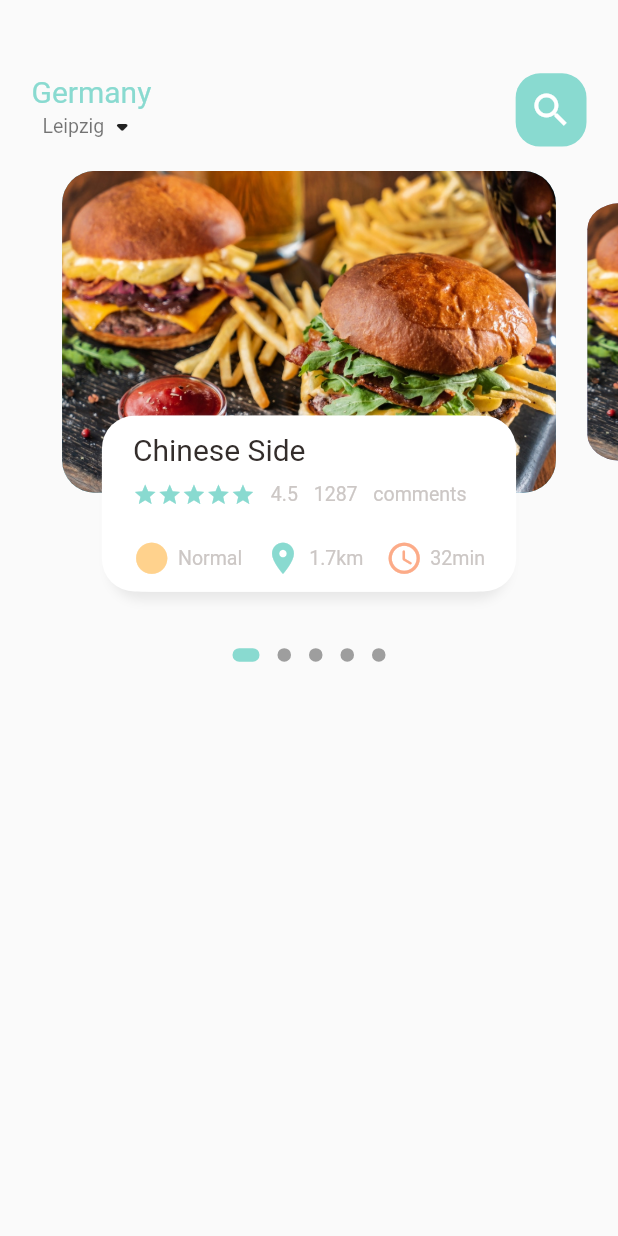
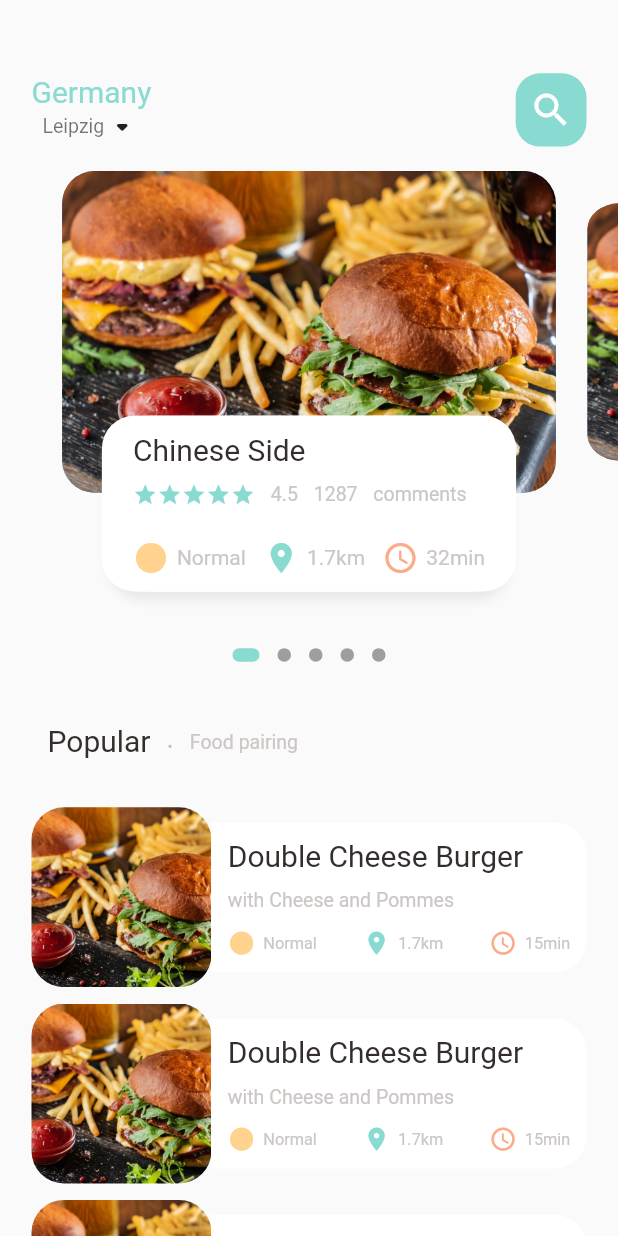
Before and after one commit to zkms-alzeidi/food_delivery_app-, a Flutter app: the screen it shows after launch, on a phone screen of 412 x 824 dp. Run offline on Flutter 3.47's test engine with Material 2 defaults, Android fonts, the phone set to English and light mode, and no system bars; drawn by our look-alikes of dots_indicator; our stand-ins replace get.

Commit message:
Add popular list in the main page

```diff
--- a/lib/home/food_page_body.dart
+++ b/lib/home/food_page_body.dart
@@ -7,7 +7,6 @@ import 'package:food_delivery/widgets/big_text.dart';
 import 'package:food_delivery/widgets/icon_and_text_widget.dart';
 import 'package:food_delivery/widgets/small_text.dart';
 
-
 class FoodPageBody extends StatefulWidget {
   const FoodPageBody({Key key}) : super(key: key);
 
@@ -16,47 +15,44 @@ class FoodPageBody extends StatefulWidget {
 }
 
 class _FoodPageBodyState extends State<FoodPageBody> {
-
   //macht die andere aussehen
-  PageController pageController= PageController(viewportFraction: 0.85);
+  PageController pageController = PageController(viewportFraction: 0.85);
 
   var _currPageValue = 0.0;
   double _scaleFactor = 0.8;
-  double _height= Dimensions.pageViewContainer;
+  double _height = Dimensions.pageViewContainer;
 
   @override
-  void initState(){
+  void initState() {
     super.initState();
-    print("height: " + Dimensions.screenHeight.toString() +"\n width: " + Dimensions.screenWidth.toString()
-    );
+    print("height: " +
+        Dimensions.screenHeight.toString() +
+        "\n width: " +
+        Dimensions.screenWidth.toString());
 
     pageController.addListener(() {
       setState(() {
-        _currPageValue= pageController.page;
+        _currPageValue = pageController.page;
         //print('current value ' + _currPageValue.toString());
-
       });
     });
   }
 
   @override
-  void dispose(){
+  void dispose() {
     pageController.dispose();
   }
 
   @override
   Widget build(BuildContext context) {
-    return Column(
-      children:
-      [
-        //Das ist Die erste herozentile List
+    return Column(children: [
+      //Slider section
       Container(
-        height: Dimensions.pageView
-          ,
+        height: Dimensions.pageView,
         child: PageView.builder(
             controller: pageController,
             itemCount: 5,
-            itemBuilder: (context, position){
+            itemBuilder: (context, position) {
               return _buildPageItem(position);
             }),
       ),
@@ -66,42 +62,137 @@ class _FoodPageBodyState extends State<FoodPageBody> {
         decorator: DotsDecorator(
             size: const Size.square(9.0),
             activeSize: const Size(18.0, 9.0),
-    activeShape: RoundedRectangleBorder(borderRadius: BorderRadius.circular(5.0)),
-      activeColor: AppColors.mainColor
+            activeShape: RoundedRectangleBorder(
+                borderRadius: BorderRadius.circular(5.0)),
+            activeColor: AppColors.mainColor),
+      ),
+
+      //Popular text
+
+      SizedBox(
+        height: Dimensions.height30,
+      ),
+      //text (Popular ...)
+      Container(
+        margin: EdgeInsets.only(left: Dimensions.width30),
+        child: Row(
+          crossAxisAlignment: CrossAxisAlignment.end,
+          children: [
+            BigText(
+              text: "Popular",
+            ),
+            SizedBox(
+              width: Dimensions.width10,
+            ),
+            Container(
+              margin: EdgeInsets.only(bottom: 3),
+              child: BigText(
+                text: ".",
+                color: Colors.black26,
+              ),
+            ),
+            SizedBox(
+              width: Dimensions.width10,
+            ),
+            Container(
+              margin: EdgeInsets.only(bottom: 2),
+              child: SmallText(
+                text: "Food pairing",
+              ),
+            ),
+          ],
+        ),
+      ),
+
+      SizedBox(
+        height: Dimensions.height30,
+      ),
+      //the List
+      Container(
+          height: 900,
+          child: ListView.builder(
+              physics: NeverScrollableScrollPhysics(),
+              shrinkWrap: true,
+              itemCount: 10,
+              itemBuilder: (context, index) {
+                return Container(
+                  margin: EdgeInsets.only(
+                      left: Dimensions.width20,
+                      right: Dimensions.width20,
+                      bottom: Dimensions.height10),
+                  child: Row(
+                    children: [
+                      //Image section
+                      Container(
+                        width: 120,
+                        height: 120,
+                        decoration: BoxDecoration(
+                          borderRadius:
+                              BorderRadius.circular(Dimensions.radius20),
+                          color: Colors.white38,
+                          image: DecorationImage(
+                              fit: BoxFit.cover,
+                              image: AssetImage("assets/image/burger.jpg")),
+                        ),
+                      ),
+                      //text container
+                      Expanded(
+                        child: Container(
+                          padding:EdgeInsets.all(Dimensions.height10),
+                          height: 100,
+                          decoration: BoxDecoration(
+                              borderRadius:
+                                  BorderRadius.only(topRight:Radius.circular(Dimensions.radius20),bottomRight: Radius.circular(Dimensions.radius20)),
+                              color: Colors.white),
+                          child: Column(
+                            crossAxisAlignment: CrossAxisAlignment.start,
+                            children: [
+                              BigText(text: "Double Cheese Burger"),
+                              SizedBox(height: Dimensions.height10,),
+                              SmallText(text: "with Cheese and Pommes"),
+                              SizedBox(height: Dimensions.height10,),
+                              Row(
+                                mainAxisAlignment: MainAxisAlignment.spaceBetween,
+                                children: [
+                                  IconAndTextWidget(icon: Icons.circle, text: "Normal", iconColor: AppColors.iconColor1, iconSize: Dimensions.iconSize17, textSize: Dimensions.font10,),
+                                  IconAndTextWidget(icon: Icons.location_on, text: "1.7km", iconColor: AppColors.mainColor, iconSize: Dimensions.iconSize17, textSize: Dimensions.font10,),
+                                  IconAndTextWidget(icon: Icons.access_time_rounded, text: "15min", iconColor: AppColors.iconColor2, iconSize: Dimensions.iconSize17, textSize: Dimensions.font10,),
+                                ],
+                              )
+                            ],
+                          ),
                         ),
                       )
-
-
-      ]
+                    ],
+                  ),
                 );
+              }))
+    ]);
   }
 
-  Widget _buildPageItem(int index){
+  Widget _buildPageItem(int index) {
+    Matrix4 matrix = new Matrix4.identity();
 
-    Matrix4 matrix= new Matrix4.identity();
-
-    if(index == _currPageValue.floor())
-    {
-      var currScale = 1-(_currPageValue-index)*(1-_scaleFactor);
-      var currTrans = _height*(1-currScale)/2;
-      matrix = Matrix4.diagonal3Values(1, currScale, 1)..setTranslationRaw(0, currTrans, 0);
-
-    }
-    else if (index == _currPageValue.floor()+1)
-    {
-      var currScale = _scaleFactor+(_currPageValue-index+1)*(1-_scaleFactor);
-      var currTrans = _height*(1-currScale)/2;
-      matrix = Matrix4.diagonal3Values(1, currScale, 1)..setTranslationRaw(0, currTrans, 0);
-    }
-    else if (index == _currPageValue.floor()-1)
-    {
-      var currScale = 1-(_currPageValue-index)*(1-_scaleFactor);
-      var currTrans = _height*(1-currScale)/2;
-      matrix = Matrix4.diagonal3Values(1, currScale, 1)..setTranslationRaw(0, currTrans, 0);
-    }
-    else{
+    if (index == _currPageValue.floor()) {
+      var currScale = 1 - (_currPageValue - index) * (1 - _scaleFactor);
+      var currTrans = _height * (1 - currScale) / 2;
+      matrix = Matrix4.diagonal3Values(1, currScale, 1)
+        ..setTranslationRaw(0, currTrans, 0);
+    } else if (index == _currPageValue.floor() + 1) {
+      var currScale =
+          _scaleFactor + (_currPageValue - index + 1) * (1 - _scaleFactor);
+      var currTrans = _height * (1 - currScale) / 2;
+      matrix = Matrix4.diagonal3Values(1, currScale, 1)
+        ..setTranslationRaw(0, currTrans, 0);
+    } else if (index == _currPageValue.floor() - 1) {
+      var currScale = 1 - (_currPageValue - index) * (1 - _scaleFactor);
+      var currTrans = _height * (1 - currScale) / 2;
+      matrix = Matrix4.diagonal3Values(1, currScale, 1)
+        ..setTranslationRaw(0, currTrans, 0);
+    } else {
       var currScale = 0.8;
-      matrix = Matrix4.diagonal3Values(1, currScale, 1)..setTranslationRaw(0, _height*(1-_scaleFactor)/2, 1);
+      matrix = Matrix4.diagonal3Values(1, currScale, 1)
+        ..setTranslationRaw(0, _height * (1 - _scaleFactor) / 2, 1);
     }
 
     return Transform(
@@ -109,20 +200,17 @@ class _FoodPageBodyState extends State<FoodPageBody> {
       transform: matrix,
       child: Stack(
           //Stack lass uns Widget ohne position machen .. das heißt , wir konnen eine andere Box auf Stack machen
-        children:[
+          children: [
             Container(
               height: Dimensions.pageViewContainer,
-          margin: EdgeInsets.only(left: Dimensions.width10, right: Dimensions.width10),
+              margin: EdgeInsets.only(
+                  left: Dimensions.width10, right: Dimensions.width10),
               decoration: BoxDecoration(
                   borderRadius: BorderRadius.circular(Dimensions.radius20),
-              color: index.isEven?Color(0xFF69c5df):Color(0xFF9294cc),
+                  color: index.isEven ? Color(0xFF69c5df) : Color(0xFF9294cc),
                   image: DecorationImage(
                       fit: BoxFit.cover,
-                  image: AssetImage(
-                      "assets/image/burger.jpg"
-                  )
-              )
-          ),
+                      image: AssetImage("assets/image/burger.jpg"))),
             ),
             //Align ist ein Box für Beschreibung des Bilds
             Align(
@@ -131,7 +219,10 @@ class _FoodPageBodyState extends State<FoodPageBody> {
               child: Container(
                 height: Dimensions.pageViewTextContainer,
 
-              margin: EdgeInsets.only(left: Dimensions.width40, right: Dimensions.width40, bottom: Dimensions.width30),
+                margin: EdgeInsets.only(
+                    left: Dimensions.width40,
+                    right: Dimensions.width40,
+                    bottom: Dimensions.width30),
                 decoration: BoxDecoration(
                     borderRadius: BorderRadius.circular(Dimensions.radius20),
                     color: Colors.white,
@@ -139,55 +230,71 @@ class _FoodPageBodyState extends State<FoodPageBody> {
                       BoxShadow(
                           color: Color(0xFFe8e8e8),
                           blurRadius: 5.0,
-                    offset: Offset(0,5)
-                  ),
-                  BoxShadow(
-                    color: Colors.white,
-                    offset: Offset(-5,0)
-                  ),
-                  BoxShadow(
-                      color: Colors.white,
-                      offset: Offset(5,0)
-                  )
-                ]
-              ),
+                          offset: Offset(0, 5)),
+                      BoxShadow(color: Colors.white, offset: Offset(-5, 0)),
+                      BoxShadow(color: Colors.white, offset: Offset(5, 0))
+                    ]),
                 //diese Container hat die Beschreibung des Bilds(text-bewertung-abstand)
                 child: Container(
-                padding: EdgeInsets.only(top: Dimensions.height10, left: Dimensions.width15,right: Dimensions.width15),
+                  padding: EdgeInsets.only(
+                      top: Dimensions.height10,
+                      left: Dimensions.width15,
+                      right: Dimensions.width15),
                   child: Column(
                     crossAxisAlignment: CrossAxisAlignment.start,
                     children: [
                       BigText(text: "Chinese Side"),
-                    SizedBox(height: Dimensions.height10,),
+                      SizedBox(
+                        height: Dimensions.height10,
+                      ),
                       Row(
                         children: [
                           Wrap(
-                          children: List.generate(5, (index) => Icon(Icons.star, color: AppColors.mainColor, size: Dimensions.height15,))
-                        ),
+                              children: List.generate(
+                                  5,
+                                  (index) => Icon(
+                                        Icons.star,
+                                        color: AppColors.mainColor,
+                                        size: Dimensions.height15,
+                                      ))),
                           SizedBox(width: Dimensions.width10),
                           SmallText(text: "4.5"),
-                        SizedBox(width: Dimensions.width10,),
-                        SmallText(text:"1287"),
-                        SizedBox(width: Dimensions.width10,),
+                          SizedBox(
+                            width: Dimensions.width10,
+                          ),
+                          SmallText(text: "1287"),
+                          SizedBox(
+                            width: Dimensions.width10,
+                          ),
                           SmallText(text: "comments"),
                         ],
                       ),
-                    SizedBox(height: Dimensions.height20,),
+                      SizedBox(
+                        height: Dimensions.height20,
+                      ),
                       Row(
                         mainAxisAlignment: MainAxisAlignment.spaceBetween,
                         children: [
-                        IconAndTextWidget(icon: Icons.circle, text: 'Normal', iconColor: AppColors.iconColor1),
-                        IconAndTextWidget(icon: Icons.location_on, text: '1.7km', iconColor: AppColors.mainColor),
-                        IconAndTextWidget(icon: Icons.access_time_rounded, text: '32min', iconColor: AppColors.iconColor2)
+                          IconAndTextWidget(
+                              icon: Icons.circle,
+                              text: 'Normal',
+                              iconColor: AppColors.iconColor1),
+                          IconAndTextWidget(
+                              icon: Icons.location_on,
+                              text: '1.7km',
+                              iconColor: AppColors.mainColor),
+                          IconAndTextWidget(
+                              icon: Icons.access_time_rounded,
+                              text: '32min',
+                              iconColor: AppColors.iconColor2)
                         ],
                       )
                     ],
                   ),
                 ),
               ),
-
-          )]
-      ),
+            )
+          ]),
     );
   }
 }
--- a/lib/home/main_food_page.dart
+++ b/lib/home/main_food_page.dart
@@ -61,8 +61,13 @@ class _MainFoodPageState extends State<MainFoodPage> {
               ),
             ),
           ),
+
           //zeigt das body
-          FoodPageBody()
+          Expanded(child: SingleChildScrollView(
+            child: FoodPageBody(),
+          ))
+
+
         ],
       ),
     );
--- a/lib/utils/dimensions.dart
+++ b/lib/utils/dimensions.dart
@@ -14,11 +14,13 @@ class Dimensions{
  static double height10 = screenHeight/75.9;
  static double height15 = screenHeight/50.61;
  static double height20= screenHeight/37.9;
+ static double height30 = screenHeight/25.309;
  static double height45= screenHeight/16.87;
 
  //fonts
  static double font20 = screenHeight/37.9;
  static double font12 = screenHeight/63.2;
+ static double font10 = screenHeight/75.9;
 
  //Radius
  static double radius15 = screenHeight/50.61;
@@ -27,6 +29,7 @@ class Dimensions{
 
 
  //dynamic width padding and margin
+ static double width5= screenWidth/78.54;
  static double width10 = screenWidth/39.272;
  static double width15 = screenWidth/26.18;
  static double width20= screenWidth/19.63;
@@ -37,6 +40,10 @@ class Dimensions{
 
  //Icon Size
  static double iconSize23 = screenHeight/33.011;
-static double iconSize27 = screenHeight/28.12;
+ static double iconSize27 = screenHeight/28.12;
+ static double iconSize17 = screenHeight/44.66;
+
+
+
 
 }
--- a/lib/widgets/icon_and_text_widget.dart
+++ b/lib/widgets/icon_and_text_widget.dart
@@ -6,18 +6,19 @@ class IconAndTextWidget extends StatelessWidget {
 
   final IconData icon;
   final String text;
+  final Color iconColor;
+  double iconSize= Dimensions.iconSize23;
+  double textSize= Dimensions.font12;
 
-  final Color iconColor;
-
-  const IconAndTextWidget({Key key, @required this.icon, @required  this.text, @required this.iconColor}) : super(key: key);
+   IconAndTextWidget({Key key, @required this.icon, @required  this.text, @required this.iconColor, this.iconSize, this.textSize,}) : super(key: key);
 
   @override
   Widget build(BuildContext context) {
     return Row(
       children: [
-        Icon(icon, color: iconColor, size : Dimensions.iconSize23),
-        SizedBox(width: 5,),
-        SmallText(text: text)
+        Icon(icon, color: iconColor, size : iconSize),
+        SizedBox(width: Dimensions.width5,),
+        SmallText(text: text, size: textSize,)
       ],
     );
   }
```
Lines whose indentation alone changed are shown as unchanged.
